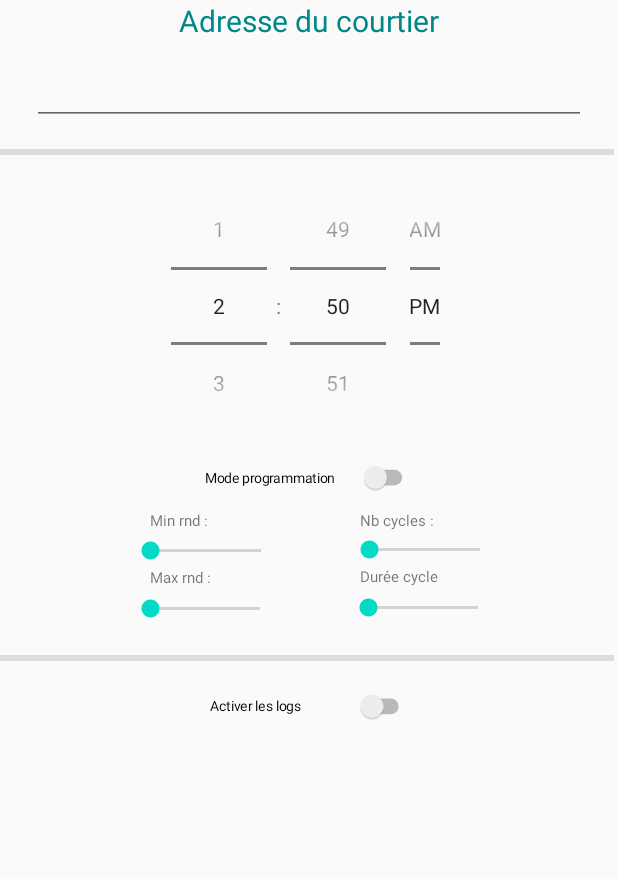
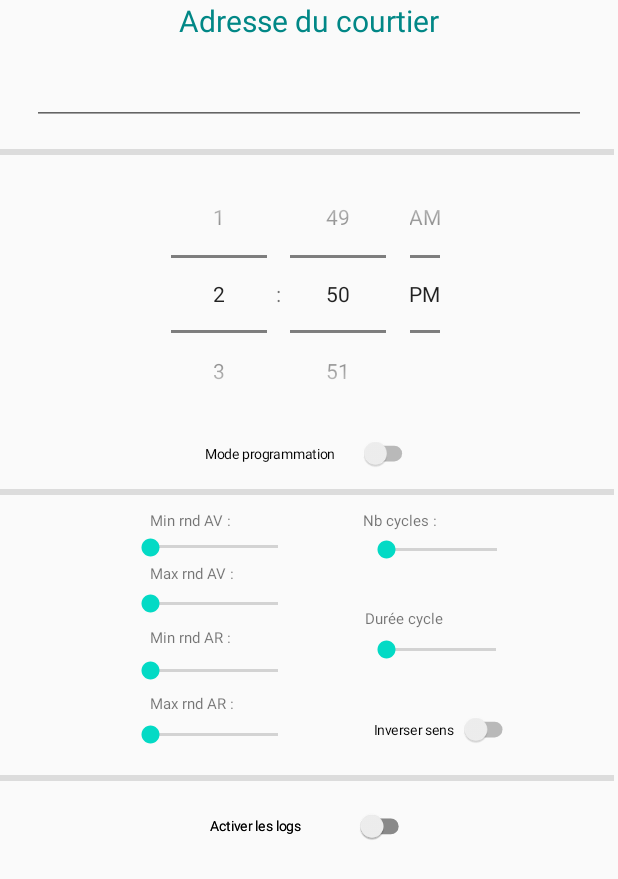
Before and after one commit to geo17137/RobotPiscineFrontEnd, an Android app: the layout activity_param.xml on its own in the app's theme, with its tools: preview values and no code run, on a phone screen of 412 x 824 dp. Shown: the top 879 px of the screen. Run offline under Robolectric (Android 15) with nearby library versions, the light colour scheme and no system bars.

Commit message:
Commande AV/AR avec timing séparé

```diff
--- a/app/src/main/java/com/dt/robotpiscine/Unic.java
+++ b/app/src/main/java/com/dt/robotpiscine/Unic.java
@@ -5,7 +5,7 @@ import android.widget.EditText;
 import android.widget.TextView;
 
 class Unic {
-  final String version = "2025.04.15 [D.T.]";
+  final String version = "2025.05.31 [D.T.]";
   private MainActivity mainActivity;
   private String  param;
 
--- a/app/src/main/res/layout/activity_param.xml
+++ b/app/src/main/res/layout/activity_param.xml
@@ -6,6 +6,87 @@
     android:layout_height="match_parent"
     tools:context=".ParamActivity">
 
+    <View
+        android:id="@+id/divider3"
+        android:layout_width="409dp"
+        android:layout_height="4dp"
+        android:layout_marginTop="10dp"
+        android:background="?android:attr/listDivider"
+        app:layout_constraintTop_toBottomOf="@+id/switchProg"
+        tools:ignore="MissingConstraints"
+        tools:layout_editor_absoluteX="1dp" />
+
+    <Switch
+        android:id="@+id/switchReverse"
+        android:layout_width="125dp"
+        android:layout_height="25dp"
+        android:layout_marginStart="32dp"
+        android:layout_marginTop="32dp"
+        android:scaleX="0.75"
+        android:scaleY="0.75"
+        android:text="Inverser sens"
+        android:textSize="12sp"
+        app:layout_constraintStart_toEndOf="@+id/seekBarMaxRandomAR"
+        app:layout_constraintTop_toBottomOf="@+id/seekBarCleanTime" />
+
+    <Switch
+        android:id="@+id/switchLog2"
+        android:layout_width="178dp"
+        android:layout_height="44dp"
+        android:layout_marginStart="163dp"
+        android:layout_marginTop="8dp"
+        android:layout_marginEnd="160dp"
+        android:scaleX="0.75"
+        android:scaleY="0.75"
+        android:text="Activer les logs"
+        android:textSize="12sp"
+        app:layout_constraintEnd_toEndOf="parent"
+        app:layout_constraintHorizontal_bias="0.511"
+        app:layout_constraintStart_toStartOf="parent"
+        app:layout_constraintTop_toBottomOf="@+id/divider" />
+
+    <SeekBar
+        android:id="@+id/seekBarMaxRandomAR"
+        style="@android:style/Widget.Material.Light.SeekBar"
+        android:layout_width="117dp"
+        android:layout_height="15dp"
+        android:layout_marginStart="84dp"
+        android:layout_marginTop="4dp"
+        app:layout_constraintStart_toStartOf="parent"
+        app:layout_constraintTop_toBottomOf="@+id/textViewMaxRandomAR" />
+
+    <TextView
+        android:id="@+id/textViewMinRandomAR"
+        android:layout_width="82dp"
+        android:layout_height="16dp"
+        android:layout_marginStart="100dp"
+        android:layout_marginTop="8dp"
+        android:text="Min rnd AR :"
+        android:textSize="10sp"
+        app:layout_constraintStart_toStartOf="parent"
+        app:layout_constraintTop_toBottomOf="@+id/seekBarMaxRandomAV" />
+
+    <TextView
+        android:id="@+id/textViewMaxRandomAR"
+        android:layout_width="82dp"
+        android:layout_height="16dp"
+        android:layout_marginStart="100dp"
+        android:layout_marginTop="8dp"
+        android:text="Max rnd AR :"
+        android:textSize="10sp"
+        app:layout_constraintStart_toStartOf="parent"
+        app:layout_constraintTop_toBottomOf="@+id/seekBarMinRandomAR" />
+
+    <SeekBar
+        android:id="@+id/seekBarMinRandomAR"
+        style="@android:style/Widget.Material.Light.SeekBar"
+        android:layout_width="117dp"
+        android:layout_height="14dp"
+        android:layout_marginStart="84dp"
+        android:layout_marginTop="6dp"
+        app:layout_constraintStart_toStartOf="parent"
+        app:layout_constraintTop_toBottomOf="@+id/textViewMinRandomAR" />
+
     <SeekBar
         android:id="@+id/seekBarNbCycles"
         style="@android:style/Widget.Material.Light.SeekBar"
@@ -13,50 +94,50 @@
         android:layout_height="14dp"
         android:layout_marginStart="40dp"
         android:layout_marginTop="4dp"
-        app:layout_constraintStart_toEndOf="@+id/seekBarMinRandom"
+        app:layout_constraintStart_toEndOf="@+id/seekBarMinRandomAv"
         app:layout_constraintTop_toBottomOf="@+id/textViewNbCycle" />
 
     <TextView
-        android:id="@+id/textViewMinRandom"
-        android:layout_width="60dp"
-        android:layout_height="16dp"
+        android:id="@+id/textViewMinRandomAV"
+        android:layout_width="82dp"
+        android:layout_height="14dp"
         android:layout_marginStart="100dp"
-        android:layout_marginTop="8dp"
-        android:text="Min rnd :"
+        android:layout_marginTop="10dp"
+        android:text="Min rnd AV :"
         android:textSize="10sp"
         app:layout_constraintStart_toStartOf="parent"
-        app:layout_constraintTop_toBottomOf="@+id/switchProg" />
+        app:layout_constraintTop_toBottomOf="@+id/divider3" />
 
     <TextView
         android:id="@+id/textViewNbCycle"
         android:layout_width="91dp"
         android:layout_height="15dp"
-        android:layout_marginStart="80dp"
-        android:layout_marginTop="8dp"
+        android:layout_marginStart="60dp"
+        android:layout_marginTop="10dp"
         android:text="Nb cycles :"
         android:textSize="10sp"
-        app:layout_constraintStart_toEndOf="@+id/textViewMinRandom"
-        app:layout_constraintTop_toBottomOf="@+id/switchProg" />
+        app:layout_constraintStart_toEndOf="@+id/textViewMinRandomAV"
+        app:layout_constraintTop_toBottomOf="@+id/divider3" />
 
     <SeekBar
-        android:id="@+id/seekBarMinRandom"
+        android:id="@+id/seekBarMinRandomAv"
         style="@android:style/Widget.Material.Light.SeekBar"
-        android:layout_width="106dp"
-        android:layout_height="14dp"
+        android:layout_width="117dp"
+        android:layout_height="13dp"
         android:layout_marginStart="84dp"
         android:layout_marginTop="4dp"
         app:layout_constraintStart_toStartOf="parent"
-        app:layout_constraintTop_toBottomOf="@+id/textViewMinRandom" />
+        app:layout_constraintTop_toBottomOf="@+id/textViewMinRandomAV" />
 
     <SeekBar
-        android:id="@+id/seekBarMaxRandom"
+        android:id="@+id/seekBarMaxRandomAV"
         style="@android:style/Widget.Material.Light.SeekBar"
-        android:layout_width="105dp"
+        android:layout_width="117dp"
         android:layout_height="15dp"
         android:layout_marginStart="84dp"
         android:layout_marginTop="4dp"
         app:layout_constraintStart_toStartOf="parent"
-        app:layout_constraintTop_toBottomOf="@+id/textViewMaxRandom" />
+        app:layout_constraintTop_toBottomOf="@+id/textViewMaxRandomAV" />
 
     <SeekBar
         android:id="@+id/seekBarCleanTime"
@@ -65,29 +146,29 @@
         android:layout_height="15dp"
         android:layout_marginStart="40dp"
         android:layout_marginTop="4dp"
-        app:layout_constraintStart_toEndOf="@+id/seekBarMaxRandom"
+        app:layout_constraintStart_toEndOf="@+id/seekBarMaxRandomAV"
         app:layout_constraintTop_toBottomOf="@+id/textViewCycleTime" />
 
     <TextView
-        android:id="@+id/textViewMaxRandom"
-        android:layout_width="60dp"
-        android:layout_height="16dp"
+        android:id="@+id/textViewMaxRandomAV"
+        android:layout_width="83dp"
+        android:layout_height="15dp"
         android:layout_marginStart="100dp"
         android:layout_marginTop="4dp"
-        android:text="Max rnd :"
+        android:text="Max rnd AV :"
         android:textSize="10sp"
         app:layout_constraintStart_toStartOf="parent"
-        app:layout_constraintTop_toBottomOf="@+id/seekBarMinRandom" />
+        app:layout_constraintTop_toBottomOf="@+id/seekBarMinRandomAv" />
 
     <TextView
         android:id="@+id/textViewCycleTime"
         android:layout_width="125dp"
         android:layout_height="16dp"
-        android:layout_marginStart="80dp"
-        android:layout_marginTop="4dp"
+        android:layout_marginStart="60dp"
+        android:layout_marginTop="32dp"
         android:text="Durée cycle"
         android:textSize="10sp"
-        app:layout_constraintStart_toEndOf="@+id/textViewMaxRandom"
+        app:layout_constraintStart_toEndOf="@+id/textViewMaxRandomAV"
         app:layout_constraintTop_toBottomOf="@+id/seekBarNbCycles" />
 
     <Switch
@@ -95,7 +176,6 @@
         android:layout_width="186dp"
         android:layout_height="27dp"
         android:layout_marginStart="8dp"
-        android:layout_marginTop="8dp"
         android:layout_marginEnd="8dp"
         android:scaleX="0.75"
         android:scaleY="0.75"
@@ -126,7 +206,6 @@
         android:layout_width="211dp"
         android:layout_height="185dp"
         android:layout_marginStart="32dp"
-        android:layout_marginTop="8dp"
         android:layout_marginEnd="32dp"
         android:timePickerMode="spinner"
         android:visibility="visible"
@@ -169,11 +248,11 @@
         android:id="@+id/divider"
         android:layout_width="409dp"
         android:layout_height="4dp"
-        android:layout_marginTop="24dp"
+        android:layout_marginTop="76dp"
         android:background="?android:attr/listDivider"
         app:layout_constraintTop_toBottomOf="@+id/seekBarCleanTime"
-        tools:layout_editor_absoluteX="1dp"
-        tools:ignore="MissingConstraints" />
+        tools:ignore="MissingConstraints"
+        tools:layout_editor_absoluteX="16dp" />
 
     <View
         android:id="@+id/divider2"
```
Also changed, not shown: app/src/main/java/com/dt/robotpiscine/ParamActivity.java (+74 -33 lines).
